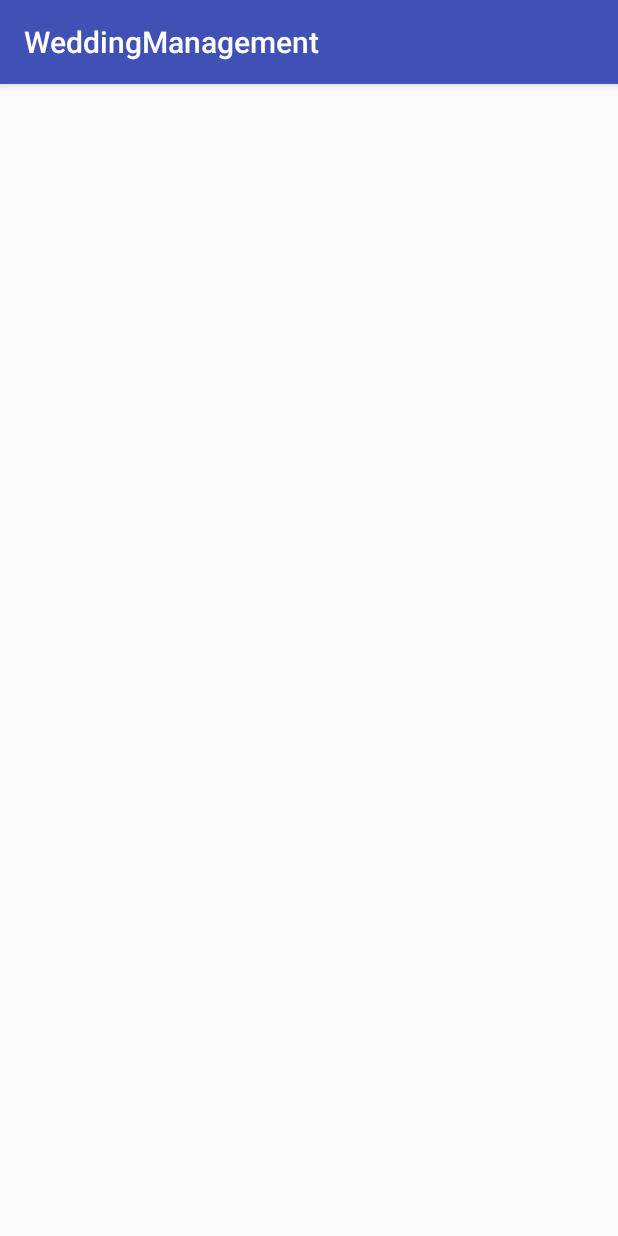
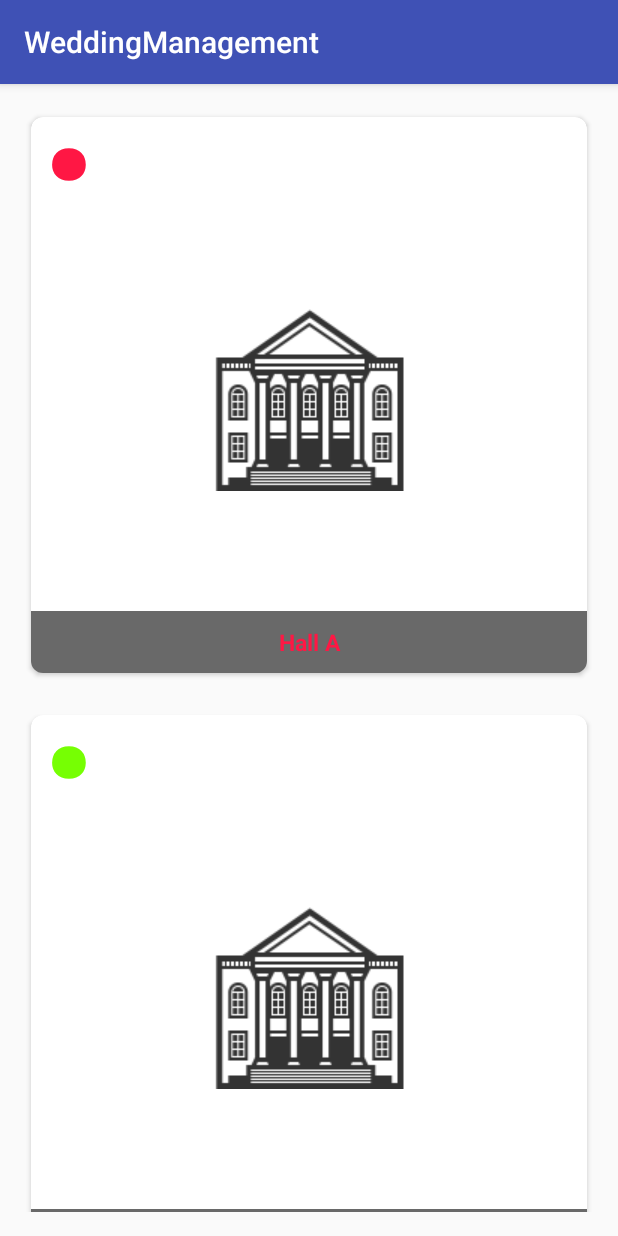
Before and after one commit to VuHoi/WeddingManagement, an Android app: the NameHalllActivity screen opened directly, with no data from a screen before it, on a phone screen of 412 x 824 dp. Run offline under Robolectric (Android 15) with nearby library versions, the phone set to English and light mode, and no system bars.

Commit message:
Inset Item Hall Name

```diff
--- a/app/src/main/java/adapter/RecyclerNameHallAdapter.java
+++ b/app/src/main/java/adapter/RecyclerNameHallAdapter.java
@@ -1,8 +1,87 @@
 package adapter;
+
+import android.content.Context;
+import android.content.Intent;
+import android.support.v7.widget.RecyclerView;
+import android.view.LayoutInflater;
+import android.view.View;
+import android.view.ViewGroup;
+import android.widget.TextView;
+import android.widget.Toast;
+
+import com.example.vukhachoi.weddingmanagement.NameHalllActivity;
+import com.example.vukhachoi.weddingmanagement.R;
+
+import java.util.List;
+
+import hall.wedding.management.HallDetail;
 
 /**
  * Created by Vu Khac Hoi on 3/3/2017.
  */
 
-public class RecyclerNameHallAdapter {
+public class RecyclerNameHallAdapter extends RecyclerView.Adapter<RecyclerNameHallAdapter.DataViewHolde> {
+
+    private List<HallDetail> hallDetails;
+    private Context context;
+
+    public RecyclerNameHallAdapter(List<HallDetail> hallDetails, Context context) {
+        this.hallDetails = hallDetails;
+        this.context = context;
+    }
+
+
+
+    @Override
+    public RecyclerNameHallAdapter.DataViewHolde onCreateViewHolder(ViewGroup parent, int viewType) {
+        View Itemview;
+        switch (viewType)
+        {
+            case 1:
+                Itemview = LayoutInflater.from(parent.getContext()).inflate(R.layout.itemstop,parent,false);
+                break;
+            case 2:
+                Itemview = LayoutInflater.from(parent.getContext()).inflate(R.layout.item_active,parent,false);
+                break;
+            default:
+                Itemview = LayoutInflater.from(parent.getContext()).inflate(R.layout.itemstop,parent,false);
+                break;
+        }
+        Itemview.setOnClickListener(new View.OnClickListener() {
+            @Override
+            public void onClick(View v) {
+                Toast.makeText(context, "Da click nhe", Toast.LENGTH_SHORT).show();
+            }
+        });
+
+
+        return  new RecyclerNameHallAdapter.DataViewHolde(Itemview);
+    }
+
+
+
+    @Override
+    public void onBindViewHolder(RecyclerNameHallAdapter.DataViewHolde holder, int position) {
+        holder.txtTitle.setText(hallDetails.get(position).getNameHall());
+    }
+
+    @Override
+    public int getItemCount() {
+        return hallDetails==null ? 0:hallDetails.size();
+    }
+
+    @Override
+    public int getItemViewType(int position) {
+        if(hallDetails.get(position).isActive())
+            return 1;
+        else return 2;
+    }
+
+    public static class DataViewHolde extends RecyclerView.ViewHolder {
+        TextView txtTitle;
+        public DataViewHolde(View itemView) {
+            super(itemView);
+            txtTitle= (TextView) itemView.findViewById(R.id.txtTitle);
+        }
+    }
 }
--- a/app/src/main/java/com/example/vukhachoi/weddingmanagement/NameHalllActivity.java
+++ b/app/src/main/java/com/example/vukhachoi/weddingmanagement/NameHalllActivity.java
@@ -9,6 +9,7 @@ import android.support.v7.widget.RecyclerView;
 import java.util.ArrayList;
 import java.util.List;
 
+import adapter.RecyclerNameHallAdapter;
 import adapter.RecyclerViewAdapter;
 import hall.wedding.management.HallDetail;
 
@@ -21,21 +22,21 @@ public class NameHalllActivity extends AppCompatActivity {
     protected void onCreate(Bundle savedInstanceState) {
         super.onCreate(savedInstanceState);
         setContentView(R.layout.activity_name_halll);
-//        Context context;
-//        context = getApplicationContext();
-//        RecyclerView.LayoutManager recyclerViewLayoutManager;
-//        recyclerViewLayoutManager=new GridLayoutManager(context, 1);
-//        List<HallDetail> hallDetail = new ArrayList<>();
-//        hallDetail.add(new HallDetail("Hall A", true));
-//        hallDetail.add(new HallDetail("Hall D", false));
-//        hallDetail.add(new HallDetail("Hall C", true));
-//        hallDetail.add(new HallDetail("Hall B", true));
-//        hallDetail.add(new HallDetail("Hall E", false));
-//        rcHallName= (RecyclerView) findViewById(R.id.rclListHall);
-//        // LinearLayoutManager layoutManager = new LinearLayoutManager(this, LinearLayoutManager.VERTICAL, false);
-//        rcHallName.setLayoutManager(recyclerViewLayoutManager);
-//        rcHallName.setHasFixedSize(true);
-//        rcHallName.setAdapter(new RecyclerViewAdapter( hallDetail,this));
+        Context context;
+        context = getApplicationContext();
+        RecyclerView.LayoutManager recyclerViewLayoutManager;
+        recyclerViewLayoutManager=new GridLayoutManager(context, 1);
+        List<HallDetail> hallDetail = new ArrayList<>();
+        hallDetail.add(new HallDetail("Hall A", true));
+        hallDetail.add(new HallDetail("Hall D", false));
+        hallDetail.add(new HallDetail("Hall C", true));
+        hallDetail.add(new HallDetail("Hall B", true));
+        hallDetail.add(new HallDetail("Hall E", false));
+        rcHallName= (RecyclerView) findViewById(R.id.rcHallName);
+        // LinearLayoutManager layoutManager = new LinearLayoutManager(this, LinearLayoutManager.VERTICAL, false);
+        rcHallName.setLayoutManager(recyclerViewLayoutManager);
+        rcHallName.setHasFixedSize(true);
+        rcHallName.setAdapter(new RecyclerNameHallAdapter( hallDetail,this));
 
     }
 }
--- a/app/src/main/res/layout/item_active.xml
+++ b/app/src/main/res/layout/item_active.xml
@@ -54,7 +54,7 @@
                 android:layout_height="wrap_content"
                 android:layout_gravity="top|left"
 
-                android:layout_marginTop="-150dp"
+                android:layout_marginTop="-170dp"
                 android:textSize="200dp"
                 android:text="."
                 android:textColor="#76FF03"/>
--- a/app/src/main/res/layout/itemstop.xml
+++ b/app/src/main/res/layout/itemstop.xml
@@ -54,7 +54,7 @@
                 android:layout_height="wrap_content"
                 android:layout_gravity="top|left"
 
-                android:layout_marginTop="-150dp"
+                android:layout_marginTop="-170dp"
                 android:textSize="200dp"
                 android:text="."
                 android:textColor="#FF1744"/>
```
Also changed, not shown: app/src/main/res/layout/item_name_hall.xml (+82 -2 lines).
